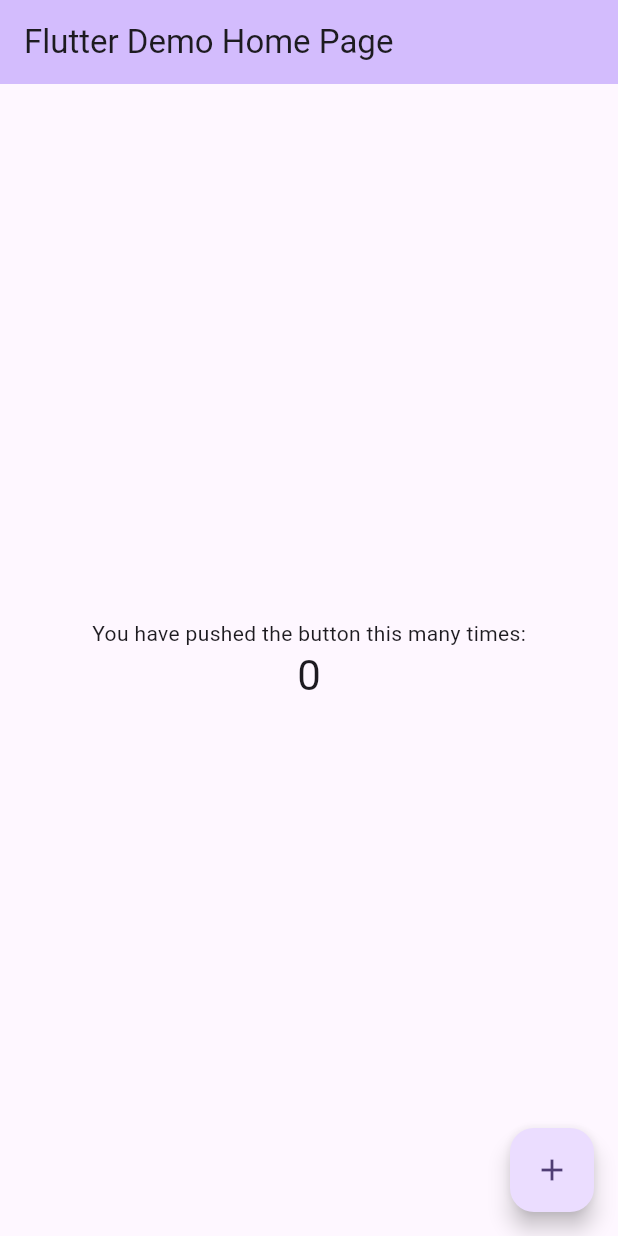
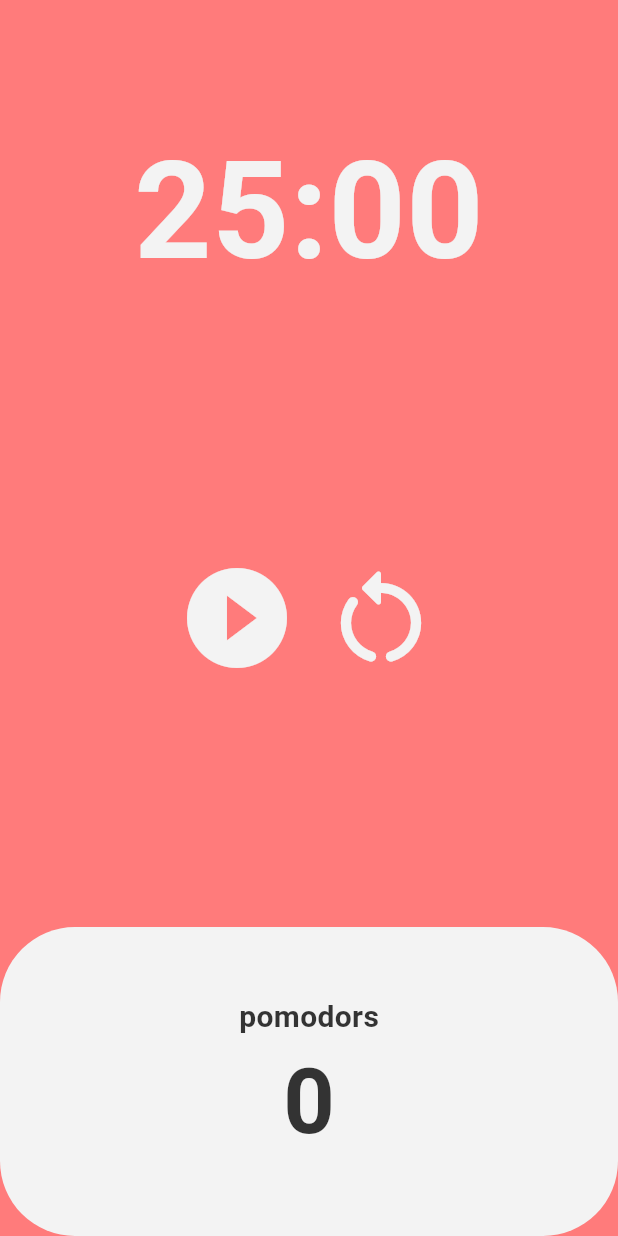
Before and after one commit to cryingdryice/toonflix3, a Flutter app: the screen it shows after launch, on a phone screen of 412 x 824 dp. Run offline on Flutter 3.47's test engine with Material 3 defaults, Android fonts, the phone set to English and light mode, and no system bars.

Commit message:
new file:   lib/home_screen.dart 	modified:   lib/main.dart

```diff
--- /dev/null
+++ b/lib/home_screen.dart
@@ -0,0 +1,147 @@
+import 'dart:async';
+
+import 'package:flutter/material.dart';
+
+class Home extends StatefulWidget {
+  const Home({super.key});
+
+  @override
+  State<Home> createState() => _HomeState();
+}
+
+class _HomeState extends State<Home> {
+  static const twentyFive = 1500;
+  int totalSeconds = twentyFive;
+  late Timer timer;
+  bool isRunning = false;
+  int pomodors = 0;
+
+  void onTick(Timer timer) {
+    if (totalSeconds == 0) {
+      // 시간이 다 되면
+      setState(() {
+        isRunning = false;
+        totalSeconds = twentyFive;
+        pomodors++;
+      });
+      timer.cancel();
+    } else {
+      setState(() {
+        totalSeconds--;
+      });
+    }
+  }
+
+  void onStartPressed() {
+    timer = Timer.periodic(const Duration(seconds: 1), onTick);
+    setState(() {
+      isRunning = true;
+    });
+  }
+
+  void onPausePressed() {
+    timer.cancel();
+    setState(() {
+      isRunning = false;
+    });
+  }
+
+  String format(int seconds) {
+    var duration = Duration(seconds: seconds);
+
+    return duration.toString().split(".").first.substring(2, 7);
+  }
+
+  void onResetPressed() {
+    timer.cancel();
+    setState(() {
+      isRunning = false;
+      totalSeconds = twentyFive;
+    });
+  }
+
+  @override
+  Widget build(BuildContext context) {
+    return Scaffold(
+      backgroundColor: Theme.of(context).colorScheme.background,
+      body: Column(
+        children: [
+          Flexible(
+            flex: 1,
+            child: Container(
+                alignment: Alignment.bottomCenter,
+                child: Text(
+                  format(totalSeconds),
+                  style: TextStyle(
+                    color: Theme.of(context).cardColor,
+                    fontSize: 90,
+                    fontWeight: FontWeight.w600,
+                  ),
+                )),
+          ),
+          Flexible(
+            flex: 2,
+            child: Center(
+              child: Row(
+                mainAxisAlignment: MainAxisAlignment.center,
+                children: [
+                  IconButton(
+                    color: Theme.of(context).cardColor,
+                    iconSize: 80,
+                    onPressed: isRunning ? onPausePressed : onStartPressed,
+                    icon: isRunning
+                        ? const Icon(Icons.pause_circle_outline)
+                        : const Icon(Icons.play_circle_fill_outlined),
+                  ),
+                  IconButton(
+                    color: Theme.of(context).cardColor,
+                    iconSize: 80,
+                    onPressed: onResetPressed,
+                    icon: const Icon(Icons.restart_alt_rounded),
+                  )
+                ],
+              ),
+            ),
+          ),
+          Flexible(
+            flex: 1,
+            child: Row(
+              children: [
+                Expanded(
+                  child: Container(
+                    decoration: BoxDecoration(
+                        color: Theme.of(context).cardColor,
+                        borderRadius: BorderRadius.circular(50)),
+                    child: Column(
+                      mainAxisAlignment: MainAxisAlignment.center,
+                      children: [
+                        Text(
+                          "pomodors",
+                          style: TextStyle(
+                            fontSize: 20,
+                            fontWeight: FontWeight.w600,
+                            color:
+                                Theme.of(context).textTheme.displayLarge!.color,
+                          ),
+                        ),
+                        Text(
+                          "$pomodors",
+                          style: TextStyle(
+                            fontSize: 60,
+                            fontWeight: FontWeight.bold,
+                            color:
+                                Theme.of(context).textTheme.displayLarge!.color,
+                          ),
+                        ),
+                      ],
+                    ),
+                  ),
+                ),
+              ],
+            ),
+          ),
+        ],
+      ),
+    );
+  }
+}
--- a/lib/main.dart
+++ b/lib/main.dart
@@ -1,4 +1,5 @@
 import 'package:flutter/material.dart';
+import 'package:toonflix3/home_screen.dart';
 
 void main() {
   runApp(const MyApp());
@@ -7,119 +8,23 @@ void main() {
 class MyApp extends StatelessWidget {
   const MyApp({super.key});
 
-  // This widget is the root of your application.
   @override
   Widget build(BuildContext context) {
     return MaterialApp(
-      title: 'Flutter Demo',
       theme: ThemeData(
-        // This is the theme of your application.
-        //
-        // TRY THIS: Try running your application with "flutter run". You'll see
-        // the application has a blue toolbar. Then, without quitting the app,
-        // try changing the seedColor in the colorScheme below to Colors.green
-        // and then invoke "hot reload" (save your changes or press the "hot
-        // reload" button in a Flutter-supported IDE, or press "r" if you used
-        // the command line to start the app).
-        //
-        // Notice that the counter didn't reset back to zero; the application
-        // state is not lost during the reload. To reset the state, use hot
-        // restart instead.
-        //
-        // This works for code too, not just values: Most code changes can be
-        // tested with just a hot reload.
-        colorScheme: ColorScheme.fromSeed(seedColor: Colors.deepPurple),
-        useMaterial3: true,
+        textTheme: const TextTheme(
+          displayLarge: TextStyle(
+            //headline1부분
+            color: Color.fromARGB(202, 0, 0, 0),
+          ),
+        ),
+        colorScheme: ColorScheme.fromSwatch(
+          // backgroundcolor변경시 이렇게
+          backgroundColor: const Color.fromARGB(255, 255, 123, 123),
+        ),
+        cardColor: const Color.fromARGB(255, 243, 243, 243),
       ),
-      home: const MyHomePage(title: 'Flutter Demo Home Page'),
+      home: const Home(),
     );
   }
 }
-
-class MyHomePage extends StatefulWidget {
-  const MyHomePage({super.key, required this.title});
-
-  // This widget is the home page of your application. It is stateful, meaning
-  // that it has a State object (defined below) that contains fields that affect
-  // how it looks.
-
-  // This class is the configuration for the state. It holds the values (in this
-  // case the title) provided by the parent (in this case the App widget) and
-  // used by the build method of the State. Fields in a Widget subclass are
-  // always marked "final".
-
-  final String title;
-
-  @override
-  State<MyHomePage> createState() => _MyHomePageState();
-}
-
-class _MyHomePageState extends State<MyHomePage> {
-  int _counter = 0;
-
-  void _incrementCounter() {
-    setState(() {
-      // This call to setState tells the Flutter framework that something has
-      // changed in this State, which causes it to rerun the build method below
-      // so that the display can reflect the updated values. If we changed
-      // _counter without calling setState(), then the build method would not be
-      // called again, and so nothing would appear to happen.
-      _counter++;
-    });
-  }
-
-  @override
-  Widget build(BuildContext context) {
-    // This method is rerun every time setState is called, for instance as done
-    // by the _incrementCounter method above.
-    //
-    // The Flutter framework has been optimized to make rerunning build methods
-    // fast, so that you can just rebuild anything that needs updating rather
-    // than having to individually change instances of widgets.
-    return Scaffold(
-      appBar: AppBar(
-        // TRY THIS: Try changing the color here to a specific color (to
-        // Colors.amber, perhaps?) and trigger a hot reload to see the AppBar
-        // change color while the other colors stay the same.
-        backgroundColor: Theme.of(context).colorScheme.inversePrimary,
-        // Here we take the value from the MyHomePage object that was created by
-        // the App.build method, and use it to set our appbar title.
-        title: Text(widget.title),
-      ),
-      body: Center(
-        // Center is a layout widget. It takes a single child and positions it
-        // in the middle of the parent.
-        child: Column(
-          // Column is also a layout widget. It takes a list of children and
-          // arranges them vertically. By default, it sizes itself to fit its
-          // children horizontally, and tries to be as tall as its parent.
-          //
-          // Column has various properties to control how it sizes itself and
-          // how it positions its children. Here we use mainAxisAlignment to
-          // center the children vertically; the main axis here is the vertical
-          // axis because Columns are vertical (the cross axis would be
-          // horizontal).
-          //
-          // TRY THIS: Invoke "debug painting" (choose the "Toggle Debug Paint"
-          // action in the IDE, or press "p" in the console), to see the
-          // wireframe for each widget.
-          mainAxisAlignment: MainAxisAlignment.center,
-          children: <Widget>[
-            const Text(
-              'You have pushed the button this many times:',
-            ),
-            Text(
-              '$_counter',
-              style: Theme.of(context).textTheme.headlineMedium,
-            ),
-          ],
-        ),
-      ),
-      floatingActionButton: FloatingActionButton(
-        onPressed: _incrementCounter,
-        tooltip: 'Increment',
-        child: const Icon(Icons.add),
-      ), // This trailing comma makes auto-formatting nicer for build methods.
-    );
-  }
-}
```
